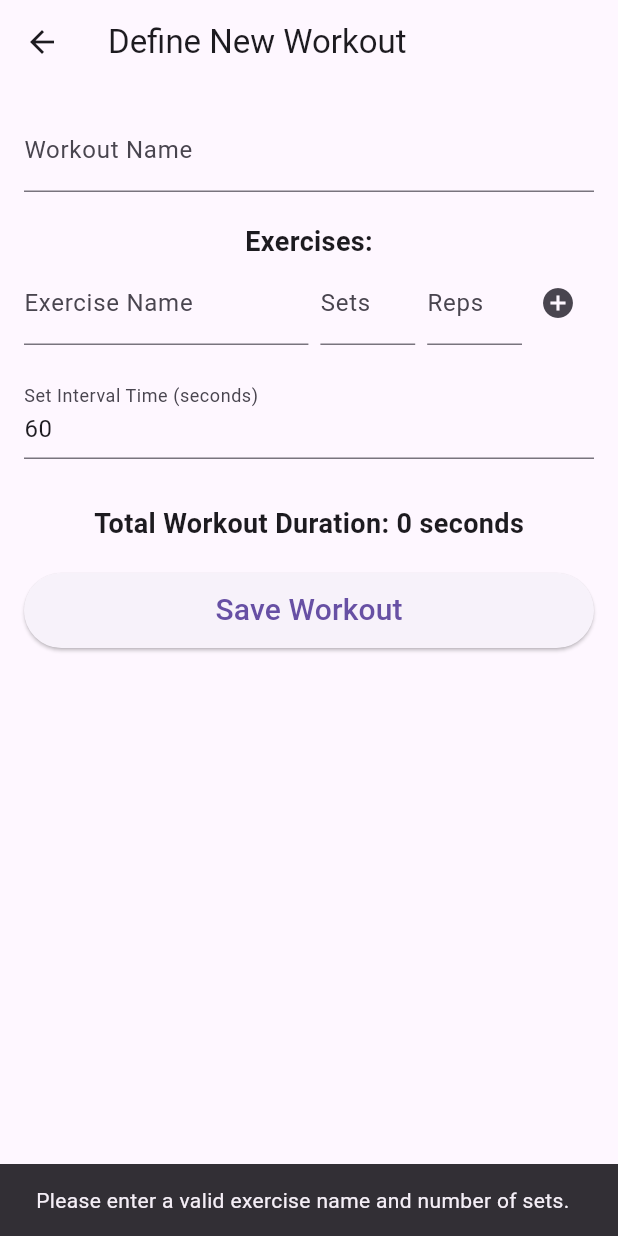
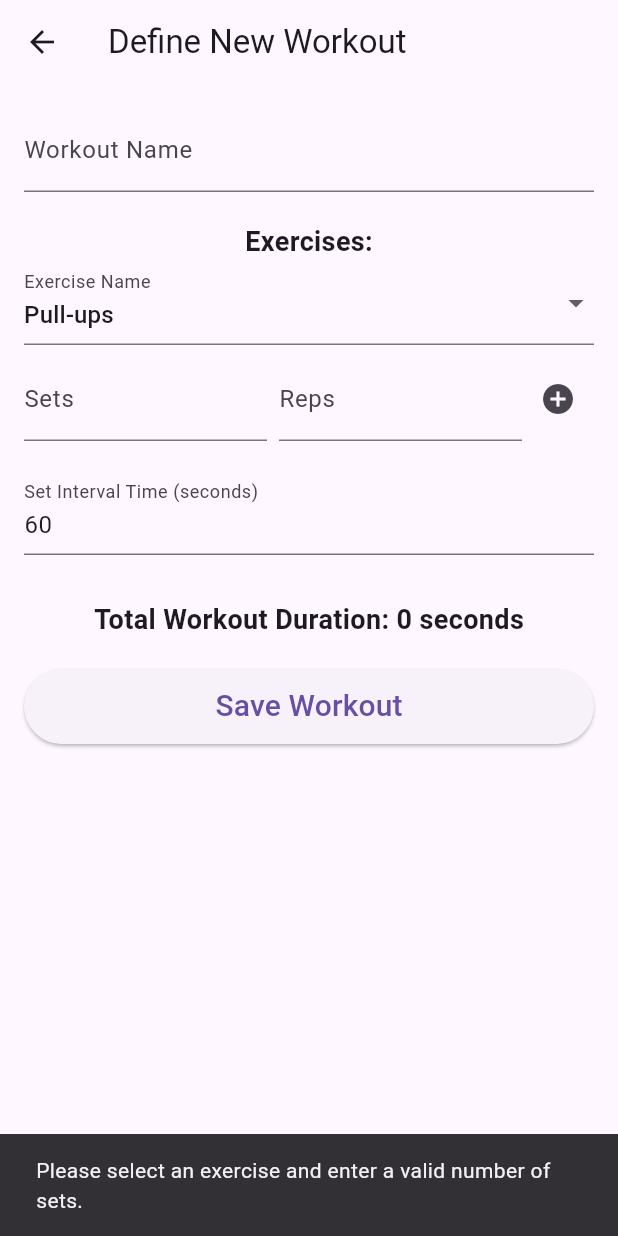
Before and after one commit to AmitTzah/exercise_timer_app, a Flutter app: the DefineWorkoutScreen screen opened directly, after a tap on the "add circle" icon, on a phone screen of 412 x 824 dp. Run offline on Flutter 3.47's test engine with Material 3 defaults, Android fonts, the phone set to English and light mode, and no system bars; our stand-ins replace audioplayers, hive, hive_flutter; accounts and stored records are empty; generated files the repository leaves out were written again.

Commit message:
feat: Implement WAV sounds, exercise selection

```diff
--- a/lib/controllers/workout_controller.dart
+++ b/lib/controllers/workout_controller.dart
@@ -157,7 +157,8 @@ class WorkoutController extends ChangeNotifier {
         bool workoutContinues = await _moveToNextSetAndPrepareInterval();
         if (workoutContinues) {
           _currentIntervalTimeRemaining = _workout.intervalTimeBetweenSets;
-          _audioService.playNextSet();
+          // Play "Next Set" sound followed by the next exercise name
+          await _audioService.playExerciseAnnouncement(_exercisesToPerform[_currentOverallSetIndex].exercise.name);
           _currentIntervalTimeRemaining--; // Decrement immediately for the first second of the new set
         } else {
           _timer?.cancel();
--- a/lib/screens/define_workout_screen.dart
+++ b/lib/screens/define_workout_screen.dart
@@ -18,8 +18,7 @@ class _DefineWorkoutScreenState extends State<DefineWorkoutScreen> {
   late UserWorkoutRepository _userWorkoutRepository; // Declare repository
   final _formKey = GlobalKey<FormState>();
   final TextEditingController _workoutNameController = TextEditingController();
-  final TextEditingController _newExerciseNameController =
-      TextEditingController();
+  String? _selectedExerciseName; // New variable to hold selected exercise
   final TextEditingController _newExerciseSetsController =
       TextEditingController();
   final TextEditingController _newExerciseRepsController =
@@ -29,6 +28,23 @@ class _DefineWorkoutScreenState extends State<DefineWorkoutScreen> {
   List<Exercise> _exercises = [];
   int _intervalTime = 60; // Default to 60 seconds
   String _workoutId = const Uuid().v4(); // Generate new ID for new workouts
+
+  // Predefined list of exercises
+  final List<String> _predefinedExercises = [
+    'Pull-ups',
+    'Dips',
+    'Squats',
+    'One-legged Squats',
+    'Push-ups',
+    'Sit-ups',
+    'Lunges',
+    'Crunches',
+    'Bench Press',
+    'Deadlift',
+    'Muscle-Ups',
+    'Handstand Push-Ups',
+  ];
+
   @override
   void initState() {
     super.initState();
@@ -49,6 +65,12 @@ class _DefineWorkoutScreenState extends State<DefineWorkoutScreen> {
       // Creating new workout, set default interval time
       _intervalTimeController.text = _intervalTime.toString();
     }
+    // Set initial selected exercise if editing and it's in the predefined list
+    if (widget.workout != null && _exercises.isNotEmpty) {
+      _selectedExerciseName = _exercises.first.name; // Or the first exercise in the list
+    } else {
+      _selectedExerciseName = _predefinedExercises.first; // Default to the first in the list
+    }
   }
 
   @override
@@ -60,30 +82,29 @@ class _DefineWorkoutScreenState extends State<DefineWorkoutScreen> {
   @override
   void dispose() {
     _workoutNameController.dispose();
-    _newExerciseNameController.dispose();
     _newExerciseSetsController.dispose();
-    _newExerciseRepsController.dispose(); // Dispose new controller
+    _newExerciseRepsController.dispose();
     _intervalTimeController.dispose();
     super.dispose();
   }
 
   void _addExercise() {
-    final String name = _newExerciseNameController.text.trim();
+    final String? name = _selectedExerciseName; // Use the selected exercise name
     final int? sets = int.tryParse(_newExerciseSetsController.text.trim());
-    final int? reps = int.tryParse(_newExerciseRepsController.text.trim()); // Get reps input
+    final int? reps = int.tryParse(_newExerciseRepsController.text.trim());
 
-    if (name.isNotEmpty && sets != null && sets > 0) {
+    if (name != null && name.isNotEmpty && sets != null && sets > 0) {
       setState(() {
-        _exercises.add(Exercise(name: name, sets: sets, reps: reps)); // Pass reps to constructor
-        _newExerciseNameController.clear();
+        _exercises.add(Exercise(name: name, sets: sets, reps: reps));
         _newExerciseSetsController.clear();
-        _newExerciseRepsController.clear(); // Clear reps input
+        _newExerciseRepsController.clear();
+        _selectedExerciseName = _predefinedExercises.first; // Reset dropdown to first item
       });
     } else {
       ScaffoldMessenger.of(context).showSnackBar(
         const SnackBar(
           content: Text(
-            'Please enter a valid exercise name and number of sets.',
+            'Please select an exercise and enter a valid number of sets.',
           ),
         ),
       );
@@ -160,19 +181,40 @@ class _DefineWorkoutScreenState extends State<DefineWorkoutScreen> {
                 'Exercises:',
                 style: TextStyle(fontSize: 18, fontWeight: FontWeight.bold),
               ),
+              Column(
+                children: [
                   Row(
                     children: [
                       Expanded(
-                    flex: 3,
-                    child: TextField(
-                      controller: _newExerciseNameController,
+                        child: DropdownButtonFormField<String>(
+                          value: _selectedExerciseName,
                           decoration: const InputDecoration(
                             labelText: 'Exercise Name',
-                        hintText: 'e.g., Pushups',
+                          ),
+                          items: _predefinedExercises.map((String exercise) {
+                            return DropdownMenuItem<String>(
+                              value: exercise,
+                              child: Text(exercise),
+                            );
+                          }).toList(),
+                          onChanged: (String? newValue) {
+                            setState(() {
+                              _selectedExerciseName = newValue;
+                            });
+                          },
+                          validator: (value) {
+                            if (value == null || value.isEmpty) {
+                              return 'Please select an exercise.';
+                            }
+                            return null;
+                          },
                         ),
                       ),
+                    ],
                   ),
-                  const SizedBox(width: 8),
+                  const SizedBox(height: 8), // Vertical spacing between rows
+                  Row(
+                    children: [
                       Expanded(
                         flex: 1,
                         child: TextField(
@@ -184,14 +226,14 @@ class _DefineWorkoutScreenState extends State<DefineWorkoutScreen> {
                           ),
                         ),
                       ),
-                  const SizedBox(width: 8), // Add spacing
+                      const SizedBox(width: 8),
                       Expanded(
                         flex: 1,
                         child: TextField(
-                      controller: _newExerciseRepsController, // New reps input field
+                          controller: _newExerciseRepsController,
                           keyboardType: TextInputType.number,
                           decoration: const InputDecoration(
-                        labelText: 'Reps', // Removed (Optional)
+                            labelText: 'Reps',
                             hintText: 'e.g., 12',
                           ),
                         ),
@@ -199,6 +241,8 @@ class _DefineWorkoutScreenState extends State<DefineWorkoutScreen> {
                       IconButton(
                         icon: const Icon(Icons.add_circle),
                         onPressed: _addExercise,
+                      ),
+                    ],
                   ),
                 ],
               ),
```
Also changed, not shown: lib/services/audio_service.dart (+46 -5 lines), 17 other files. Lines whose indentation alone changed are shown as unchanged.
